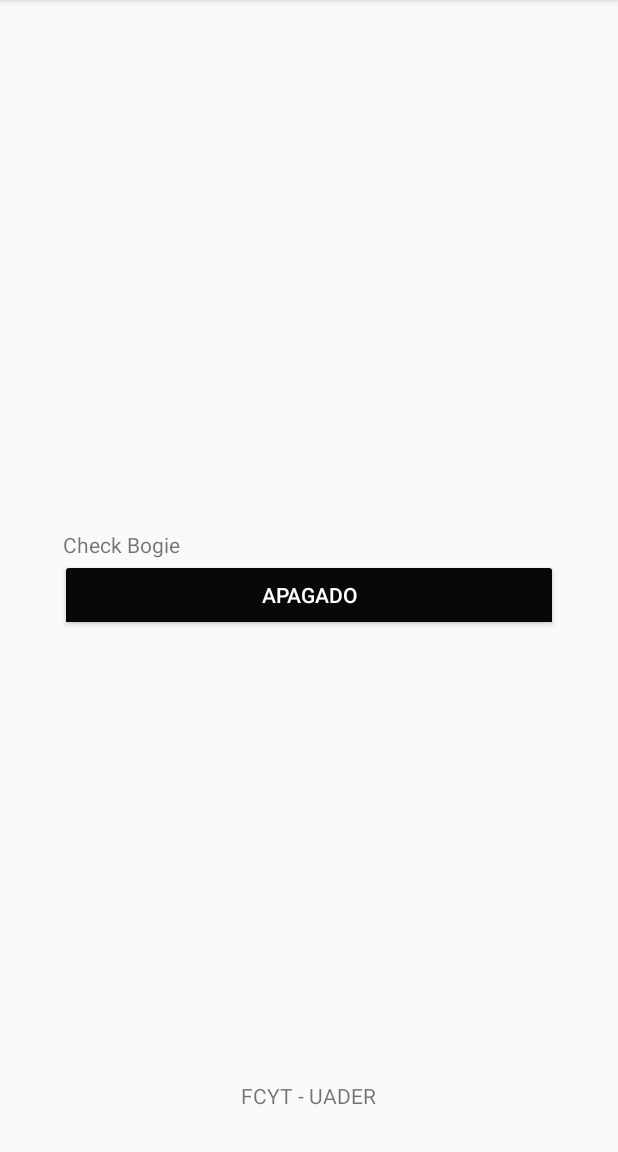
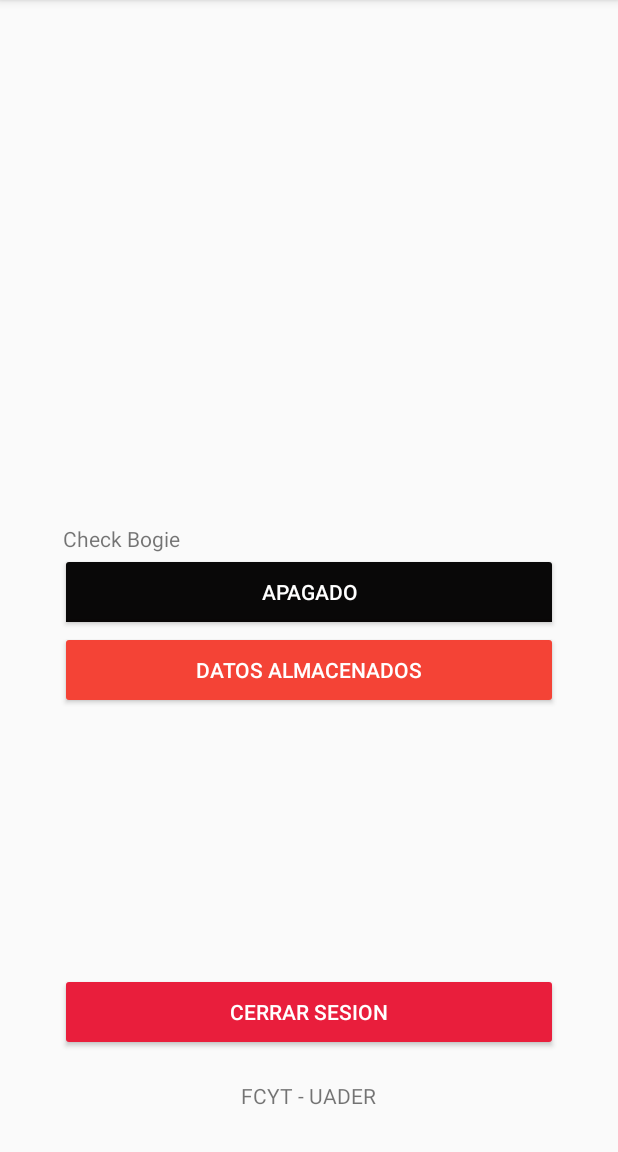
Before and after one commit to FDR-96/SistemasDigitalesIV, an Android app: the MenuActivity screen opened directly, with no data from a screen before it, on a phone screen of 412 x 824 dp, the part 84-1236 px from its top. Run offline under Robolectric (Android 15) with nearby library versions, the phone set to English and light mode, and no system bars; our stand-ins replace Firebase (no records; nobody signed in at launch, a user with empty details on screens opened directly).

Commit message:
Login y cierre de sesion

```diff
--- a/Android/ControlBogie/app/src/main/java/com/example/controlbogie/MenuActivity.java
+++ b/Android/ControlBogie/app/src/main/java/com/example/controlbogie/MenuActivity.java
@@ -2,13 +2,38 @@ package com.example.controlbogie;
 
 import androidx.appcompat.app.AppCompatActivity;
 
+import android.content.Intent;
 import android.os.Bundle;
+import android.view.View;
+import android.widget.Button;
+import android.widget.ToggleButton;
+
+import com.google.firebase.auth.FirebaseAuth;
 
 public class MenuActivity extends AppCompatActivity {
+    private Button bCerrarSesion;
+    private ToggleButton bApagarEncender;
+    private Button bBaseDeDatos;
+    private FirebaseAuth mAuth;
 
     @Override
     protected void onCreate(Bundle savedInstanceState) {
         super.onCreate(savedInstanceState);
         setContentView(R.layout.activity_menu);
+
+        mAuth = FirebaseAuth.getInstance();
+
+        bCerrarSesion = (Button) findViewById(R.id.cerrarSesion);
+        bApagarEncender = (ToggleButton) findViewById(R.id.apagarEncender);
+        bBaseDeDatos = (Button) findViewById(R.id.datosAlmacenados);
+
+        bCerrarSesion.setOnClickListener(new View.OnClickListener() {
+            @Override
+            public void onClick(View view) {
+                mAuth.signOut();
+                startActivities(new Intent[]{new Intent( MenuActivity.this, MainActivity.class)});
+                finish();
+            }
+        });
     }
 }
--- a/Android/ControlBogie/app/src/main/res/layout/activity_menu.xml
+++ b/Android/ControlBogie/app/src/main/res/layout/activity_menu.xml
@@ -5,6 +5,36 @@
     android:layout_width="match_parent"
     android:layout_height="match_parent"
     tools:context=".MenuActivity">
+
+    <Button
+        android:id="@+id/cerrarSesion"
+        android:layout_width="0dp"
+        android:layout_height="52dp"
+        android:layout_marginStart="40dp"
+        android:layout_marginEnd="40dp"
+        android:layout_marginBottom="20dp"
+        android:backgroundTint="#E91E3C"
+        android:text="Cerrar sesion"
+        android:textColor="#FFFFFF"
+        app:layout_constraintBottom_toTopOf="@+id/textView3"
+        app:layout_constraintEnd_toEndOf="parent"
+        app:layout_constraintHorizontal_bias="0.0"
+        app:layout_constraintStart_toStartOf="parent" />
+
+    <Button
+        android:id="@+id/datosAlmacenados"
+        android:layout_width="0dp"
+        android:layout_height="52dp"
+        android:layout_marginStart="40dp"
+        android:layout_marginEnd="40dp"
+        android:layout_marginBottom="248dp"
+        android:backgroundTint="#F44336"
+        android:text="Datos Almacenados"
+        android:textColor="#FFFFFF"
+        app:layout_constraintBottom_toTopOf="@+id/textView3"
+        app:layout_constraintEnd_toEndOf="parent"
+        app:layout_constraintHorizontal_bias="1.0"
+        app:layout_constraintStart_toStartOf="parent" />
 
     <TextView
         android:id="@+id/textView3"
@@ -19,9 +49,9 @@
         app:layout_constraintVertical_bias="0.963" />
 
     <ToggleButton
-        android:id="@+id/toggleButton"
+        android:id="@+id/apagarEncender"
         android:layout_width="0dp"
-        android:layout_height="wrap_content"
+        android:layout_height="52dp"
         android:layout_marginStart="40dp"
         android:layout_marginEnd="40dp"
         android:layout_marginBottom="300dp"
@@ -44,7 +74,7 @@
         android:layout_marginStart="10dp"
         android:layout_marginEnd="260dp"
         android:text="Check Bogie"
-        app:layout_constraintBottom_toTopOf="@+id/toggleButton"
+        app:layout_constraintBottom_toTopOf="@+id/apagarEncender"
         app:layout_constraintEnd_toEndOf="parent"
         app:layout_constraintHorizontal_bias="0.498"
         app:layout_constraintStart_toStartOf="parent" />
```
Also changed, not shown: Android/ControlBogie/app/src/main/java/com/example/controlbogie/MainActivity.java (+38 -1 lines).
